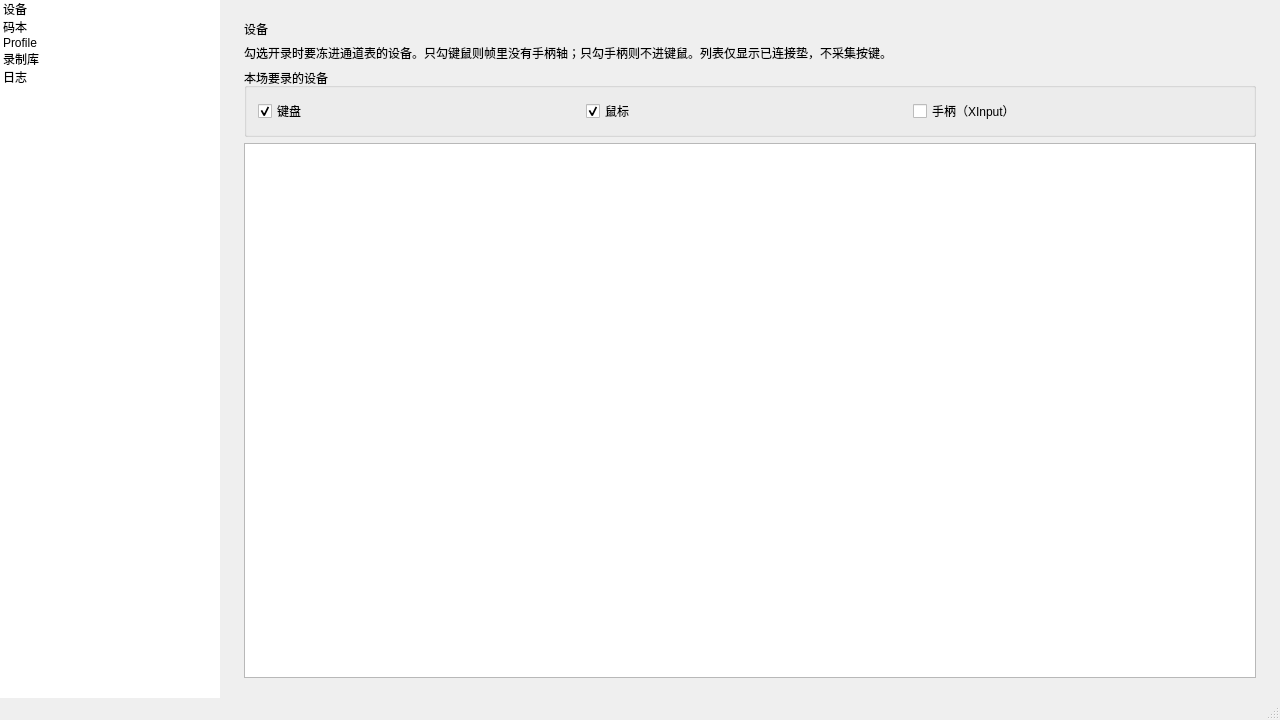
The window that PeripheralCapturer/Layout/MainWindow.ui (WHiTEMaxGitHub/PeripheralCapturer) describes before a commit, drawn with Qt 5.
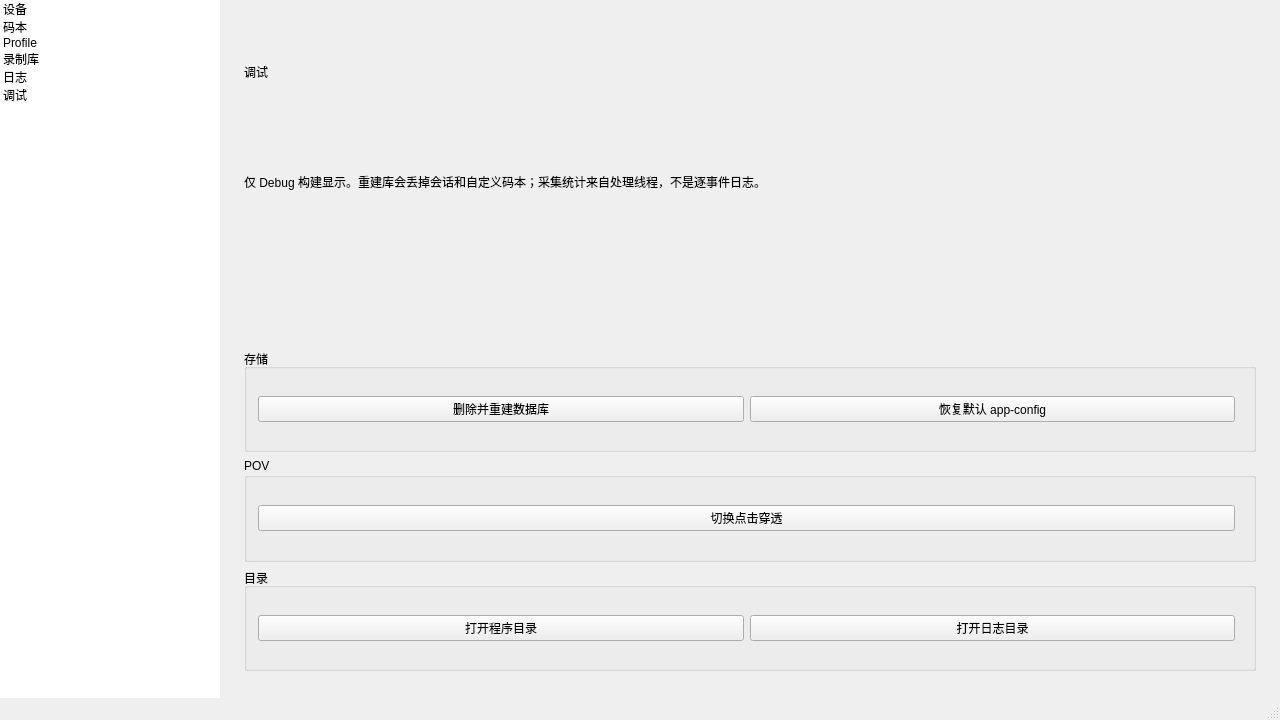
The same window after the commit. The open tabs and pages were chosen to show the change.

Commit message:
feat: add a Debug page on the config window
Show the page only in Debug builds. From there wipe data.db, reset app-config, toggle POV click-through, and open the exe/log folders without leaving the app.

```diff
--- a/PeripheralCapturer/Layout/MainWindow.ui
+++ b/PeripheralCapturer/Layout/MainWindow.ui
@@ -84,6 +84,11 @@
         <string>日志</string>
        </property>
       </item>
+      <item>
+       <property name="text">
+        <string>调试</string>
+       </property>
+      </item>
      </widget>
     </item>
     <item>
@@ -333,6 +338,142 @@
         </item>
        </layout>
       </widget>
+      <widget class="QWidget" name="pageDebug">
+       <layout class="QVBoxLayout" name="layoutDebug">
+        <property name="leftMargin">
+         <number>24</number>
+        </property>
+        <property name="topMargin">
+         <number>20</number>
+        </property>
+        <property name="rightMargin">
+         <number>24</number>
+        </property>
+        <property name="bottomMargin">
+         <number>20</number>
+        </property>
+        <item>
+         <widget class="QLabel" name="titleDebug">
+          <property name="text">
+           <string>调试</string>
+          </property>
+         </widget>
+        </item>
+        <item>
+         <widget class="QLabel" name="hintDebug">
+          <property name="text">
+           <string>仅 Debug 构建显示。重建库会丢掉会话和自定义码本；采集统计来自处理线程，不是逐事件日志。</string>
+          </property>
+          <property name="wordWrap">
+           <bool>true</bool>
+          </property>
+         </widget>
+        </item>
+        <item>
+         <widget class="QLabel" name="debugStats">
+          <property name="text">
+           <string/>
+          </property>
+          <property name="wordWrap">
+           <bool>true</bool>
+          </property>
+          <property name="textInteractionFlags">
+           <set>Qt::TextInteractionFlag::TextSelectableByMouse</set>
+          </property>
+         </widget>
+        </item>
+        <item>
+         <widget class="QGroupBox" name="debugGroupStorage">
+          <property name="title">
+           <string>存储</string>
+          </property>
+          <layout class="QHBoxLayout" name="layoutDebugStorage">
+           <item>
+            <widget class="QPushButton" name="debugRebuildDb">
+             <property name="text">
+              <string>删除并重建数据库</string>
+             </property>
+            </widget>
+           </item>
+           <item>
+            <widget class="QPushButton" name="debugResetAppConfig">
+             <property name="text">
+              <string>恢复默认 app-config</string>
+             </property>
+            </widget>
+           </item>
+           <item>
+            <spacer name="debugStorageSpacer">
+             <property name="orientation">
+              <enum>Qt::Orientation::Horizontal</enum>
+             </property>
+            </spacer>
+           </item>
+          </layout>
+         </widget>
+        </item>
+        <item>
+         <widget class="QGroupBox" name="debugGroupPov">
+          <property name="title">
+           <string>POV</string>
+          </property>
+          <layout class="QHBoxLayout" name="layoutDebugPov">
+           <item>
+            <widget class="QPushButton" name="debugTogglePovClick">
+             <property name="text">
+              <string>切换点击穿透</string>
+             </property>
+            </widget>
+           </item>
+           <item>
+            <spacer name="debugPovSpacer">
+             <property name="orientation">
+              <enum>Qt::Orientation::Horizontal</enum>
+             </property>
+            </spacer>
+           </item>
+          </layout>
+         </widget>
+        </item>
+        <item>
+         <widget class="QGroupBox" name="debugGroupFolders">
+          <property name="title">
+           <string>目录</string>
+          </property>
+          <layout class="QHBoxLayout" name="layoutDebugFolders">
+           <item>
+            <widget class="QPushButton" name="debugOpenAppDir">
+             <property name="text">
+              <string>打开程序目录</string>
+             </property>
+            </widget>
+           </item>
+           <item>
+            <widget class="QPushButton" name="debugOpenLogDir">
+             <property name="text">
+              <string>打开日志目录</string>
+             </property>
+            </widget>
+           </item>
+           <item>
+            <spacer name="debugFoldersSpacer">
+             <property name="orientation">
+              <enum>Qt::Orientation::Horizontal</enum>
+             </property>
+            </spacer>
+           </item>
+          </layout>
+         </widget>
+        </item>
+        <item>
+         <spacer name="spacerDebug">
+          <property name="orientation">
+           <enum>Qt::Orientation::Vertical</enum>
+          </property>
+         </spacer>
+        </item>
+       </layout>
+      </widget>
      </widget>
     </item>
    </layout>
```
The commit also changes 3 other files.
